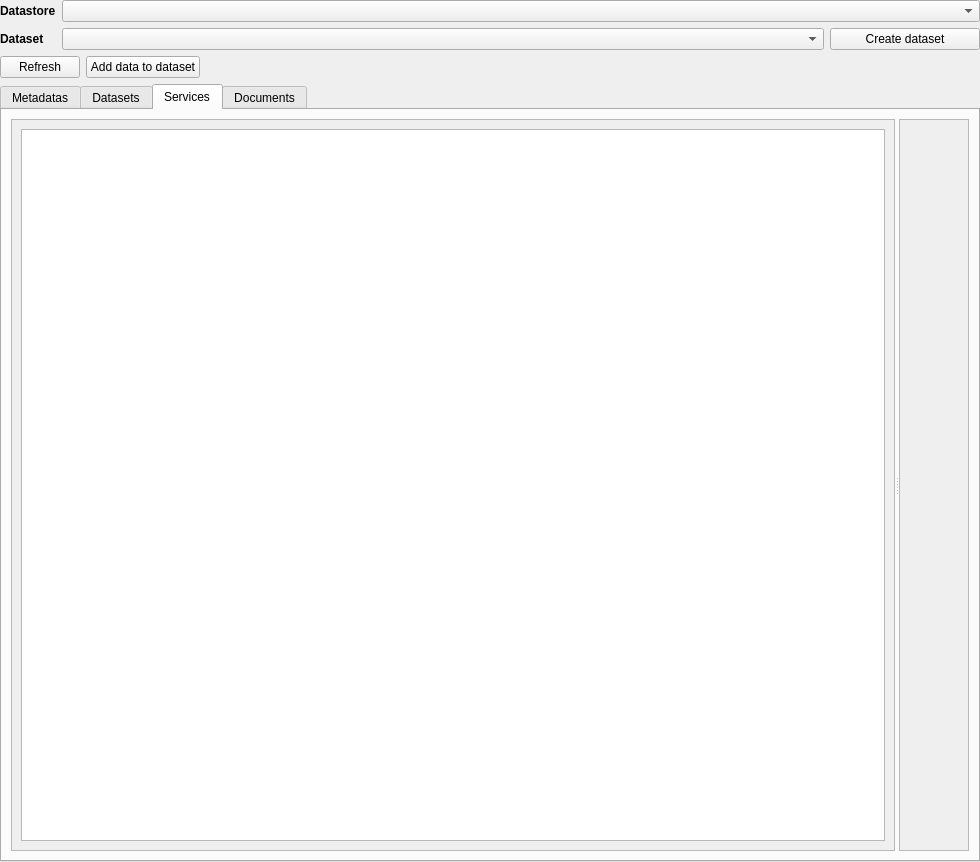
Above: geoplateforme/gui/dashboard/wdg_dashboard.ui from JulesGrillot/plugin-qgis-geoplateforme before the change. Below: the same form after it.
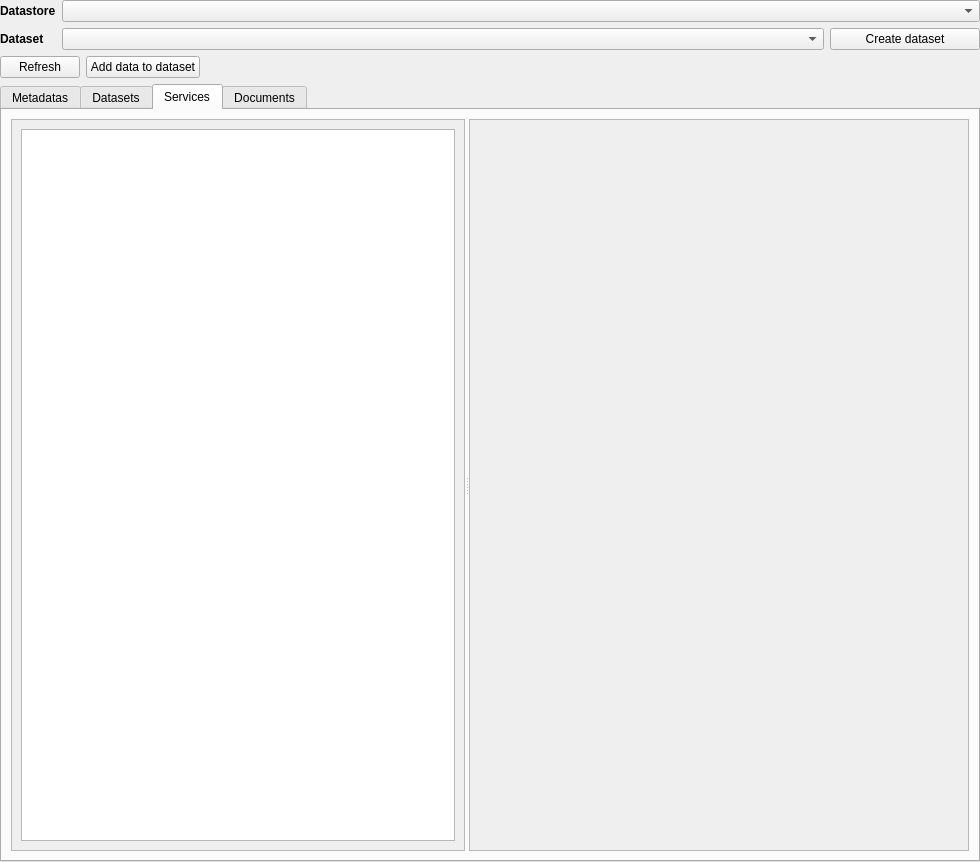
That is the form after the change. The open tabs and pages were chosen to show the change. Custom widgets are drawn as their Qt base class.

Commit message: feat(publication): select offering after publication - return offering id in processings for publication - add selection of service in dashboard - update all publication wizard to store offering id

```diff
--- a/geoplateforme/gui/dashboard/wdg_dashboard.ui
+++ b/geoplateforme/gui/dashboard/wdg_dashboard.ui
@@ -311,7 +311,7 @@
             <rect>
              <x>0</x>
              <y>0</y>
-             <width>517</width>
+             <width>452</width>
              <height>716</height>
             </rect>
            </property>
@@ -323,6 +323,12 @@
           </widget>
          </widget>
          <widget class="QScrollArea" name="service_detail_zone">
+          <property name="minimumSize">
+           <size>
+            <width>500</width>
+            <height>0</height>
+           </size>
+          </property>
           <property name="widgetResizable">
            <bool>true</bool>
           </property>
@@ -331,7 +337,7 @@
             <rect>
              <x>0</x>
              <y>0</y>
-             <width>433</width>
+             <width>498</width>
              <height>716</height>
             </rect>
            </property>
```
The commit also changes 19 other files.
